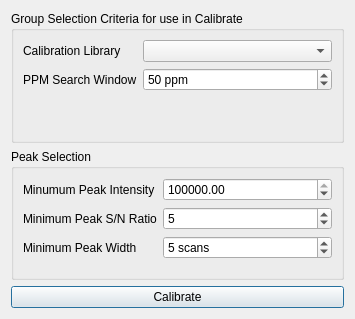
Before: the Qt Designer form mzroll/forms/calibrateform.ui in eugenemel/maven, drawn with Qt 5.
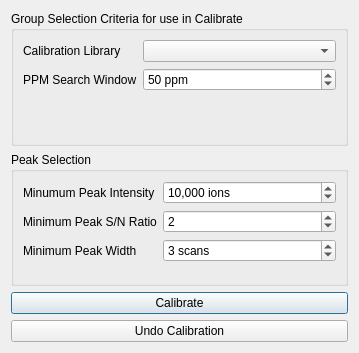
After: the same form once the commit is applied.

Commit message: further work on calibration dialog

Patch:
```diff
--- a/mzroll/forms/calibrateform.ui
+++ b/mzroll/forms/calibrateform.ui
@@ -6,21 +6,14 @@
    <rect>
     <x>0</x>
     <y>0</y>
-    <width>355</width>
-    <height>319</height>
+    <width>359</width>
+    <height>353</height>
    </rect>
   </property>
   <property name="windowTitle">
    <string>Calibrate Options</string>
   </property>
   <layout class="QGridLayout" name="gridLayout">
-   <item row="3" column="1">
-    <widget class="QPushButton" name="calibrateButton">
-     <property name="text">
-      <string>Calibrate</string>
-     </property>
-    </widget>
-   </item>
    <item row="1" column="1">
     <widget class="QGroupBox" name="groupBox_2">
      <property name="title">
@@ -39,6 +32,15 @@
       </item>
       <item row="1" column="1">
        <widget class="QDoubleSpinBox" name="minGroupIntensity">
+        <property name="showGroupSeparator" stdset="0">
+         <bool>true</bool>
+        </property>
+        <property name="suffix">
+         <string> ions</string>
+        </property>
+        <property name="decimals">
+         <number>0</number>
+        </property>
         <property name="minimum">
          <double>0.000000000000000</double>
         </property>
@@ -49,7 +51,7 @@
          <double>1000.000000000000000</double>
         </property>
         <property name="value">
-         <double>100000.000000000000000</double>
+         <double>10000.000000000000000</double>
         </property>
        </widget>
       </item>
@@ -69,7 +71,7 @@
          <number>1</number>
         </property>
         <property name="value">
-         <number>5</number>
+         <number>2</number>
         </property>
        </widget>
       </item>
@@ -89,7 +91,7 @@
          <number>999999999</number>
         </property>
         <property name="value">
-         <number>5</number>
+         <number>3</number>
         </property>
        </widget>
       </item>
@@ -141,6 +143,20 @@
      </layout>
     </widget>
    </item>
+   <item row="2" column="1">
+    <widget class="QPushButton" name="calibrateButton">
+     <property name="text">
+      <string>Calibrate</string>
+     </property>
+    </widget>
+   </item>
+   <item row="3" column="1">
+    <widget class="QPushButton" name="undoCalibrationButton">
+     <property name="text">
+      <string>Undo Calibration</string>
+     </property>
+    </widget>
+   </item>
   </layout>
  </widget>
  <resources/>
```
The commit also changes 10 other files.
